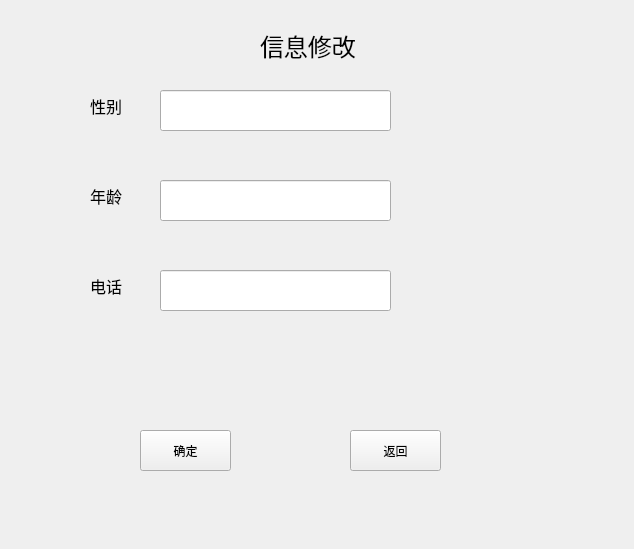
Before: the Qt Designer form medical_client/patient_individualinfo.ui in Gray7118/SMS-Smart_Medical_System, drawn with Qt 5.
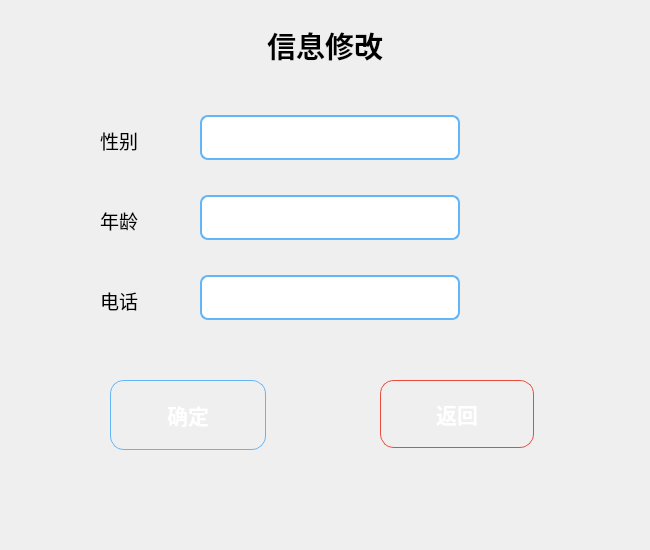
After: the same form once the commit is applied.

What changed in the file:
```diff
--- a/medical_client/patient_individualinfo.ui
+++ b/medical_client/patient_individualinfo.ui
@@ -6,140 +6,183 @@
    <rect>
     <x>0</x>
     <y>0</y>
-    <width>634</width>
-    <height>549</height>
+    <width>650</width>
+    <height>550</height>
    </rect>
   </property>
   <property name="windowTitle">
    <string>Form</string>
   </property>
+  <property name="styleSheet">
+   <string notr="true">
+    QWidget#patient_individualinfo {
+        background-color: qlineargradient(
+            x1:0, y1:0, x2:0, y2:1,
+            stop:0 #e3f2fd,
+            stop:1 #ffffff
+        );
+        font-family: "Microsoft YaHei";
+    }
+    QLineEdit {
+        border: 2px solid #64b5f6;
+        border-radius: 8px;
+        background-color: #ffffff;
+        padding-left: 8px;
+        font-size: 12pt;
+    }
+    /* 确定按钮蓝色渐变 */
+    #patient_info_sure {
+        border-radius: 14px;
+        border: 1px solid #64b5f6;
+        color: #ffffff;
+        font-weight: bold;
+        font-size: 16pt;
+        background-color: qlineargradient(
+            x1:0, y1:0, x2:0, y2:1,
+            stop:0 #6ec6ff,
+            stop:1 #1e88e5
+        );
+        min-width: 154px;
+        min-height: 68px;
+    }
+    #patient_info_sure:hover {
+        background-color: qlineargradient(
+            x1:0, y1:0, x2:0, y2:1,
+            stop:0 #81d4fa,
+            stop:1 #1976d2
+        );
+    }
+    #patient_info_sure:pressed {
+        background-color: qlineargradient(
+            x1:0, y1:0, x2:0, y2:1,
+            stop:0 #1e88e5,
+            stop:1 #1565c0
+        );
+    }
+    /* 返回按钮红色渐变 */
+    #patient_info_return {
+        border-radius: 14px;
+        border: 1px solid #e74c3c;
+        color: #ffffff;
+        font-weight: bold;
+        font-size: 16pt;
+        background-color: qlineargradient(
+            x1:0, y1:0, x2:0, y2:1,
+            stop:0 #ff7f7f,
+            stop:1 #e53935
+        );
+    }
+    #patient_info_return:hover {
+        background-color: qlineargradient(
+            x1:0, y1:0, x2:0, y2:1,
+            stop:0 #ff8a80,
+            stop:1 #f44336
+        );
+    }
+    #patient_info_return:pressed {
+        background-color: qlineargradient(
+            x1:0, y1:0, x2:0, y2:1,
+            stop:0 #e53935,
+            stop:1 #c62828
+        );
+    }
+   </string>
+  </property>
+
+  <!-- 顶部标题 -->
   <widget class="QLabel" name="info_change">
    <property name="geometry">
     <rect>
-     <x>260</x>
+     <x>210</x>
      <y>20</y>
-     <width>151</width>
+     <width>230</width>
      <height>51</height>
     </rect>
    </property>
    <property name="font">
     <font>
-     <pointsize>18</pointsize>
+     <pointsize>22</pointsize>
+     <weight>75</weight>
+     <bold>true</bold>
     </font>
    </property>
+   <property name="alignment">
+    <set>Qt::AlignHCenter|Qt::AlignVCenter</set>
+   </property>
    <property name="text">
     <string>信息修改</string>
    </property>
   </widget>
+
+<!-- 表单布局优化 -->
+<widget class="QLabel" name="gender_label">
+ <property name="geometry">
+  <rect><x>100</x><y>120</y><width>80</width><height>40</height></rect>
+ </property>
+ <property name="text">
+  <string>性别</string>
+ </property>
+ <property name="font">
+  <font><pointsize>14</pointsize></font>
+ </property>
+</widget>
+<widget class="QLineEdit" name="gender">
+ <property name="geometry">
+  <rect><x>200</x><y>115</y><width>260</width><height>45</height></rect>
+ </property>
+ <property name="font">
+  <font><pointsize>12</pointsize></font>
+ </property>
+</widget>
+
+<widget class="QLabel" name="age_label">
+ <property name="geometry">
+  <rect><x>100</x><y>200</y><width>80</width><height>40</height></rect>
+ </property>
+ <property name="text">
+  <string>年龄</string>
+ </property>
+ <property name="font">
+  <font><pointsize>14</pointsize></font>
+ </property>
+</widget>
+<widget class="QLineEdit" name="age">
+ <property name="geometry">
+  <rect><x>200</x><y>195</y><width>260</width><height>45</height></rect>
+ </property>
+ <property name="font">
+  <font><pointsize>12</pointsize></font>
+ </property>
+</widget>
+
+<widget class="QLabel" name="phone_label">
+ <property name="geometry">
+  <rect><x>100</x><y>280</y><width>80</width><height>40</height></rect>
+ </property>
+ <property name="text">
+  <string>电话</string>
+ </property>
+ <property name="font">
+  <font><pointsize>14</pointsize></font>
+ </property>
+</widget>
+<widget class="QLineEdit" name="phonenumber">
+ <property name="geometry">
+  <rect><x>200</x><y>275</y><width>260</width><height>45</height></rect>
+ </property>
+ <property name="font">
+  <font><pointsize>12</pointsize></font>
+ </property>
+</widget>
+
+  <!-- 底部按钮 -->
   <widget class="QPushButton" name="patient_info_sure">
-   <property name="geometry">
-    <rect>
-     <x>140</x>
-     <y>430</y>
-     <width>91</width>
-     <height>41</height>
-    </rect>
-   </property>
-   <property name="text">
-    <string>确定</string>
-   </property>
+   <property name="geometry"><rect><x>110</x><y>380</y><width>154</width><height>68</height></rect></property>
+   <property name="text"><string>确定</string></property>
   </widget>
   <widget class="QPushButton" name="patient_info_return">
-   <property name="geometry">
-    <rect>
-     <x>350</x>
-     <y>430</y>
-     <width>91</width>
-     <height>41</height>
-    </rect>
-   </property>
-   <property name="text">
-    <string>返回</string>
-   </property>
-  </widget>
-  <widget class="QLabel" name="gender_label">
-   <property name="geometry">
-    <rect>
-     <x>90</x>
-     <y>80</y>
-     <width>71</width>
-     <height>51</height>
-    </rect>
-   </property>
-   <property name="font">
-    <font>
-     <pointsize>12</pointsize>
-    </font>
-   </property>
-   <property name="text">
-    <string>性别</string>
-   </property>
-  </widget>
-  <widget class="QLineEdit" name="gender">
-   <property name="geometry">
-    <rect>
-     <x>160</x>
-     <y>90</y>
-     <width>231</width>
-     <height>41</height>
-    </rect>
-   </property>
-  </widget>
-  <widget class="QLabel" name="age_label">
-   <property name="geometry">
-    <rect>
-     <x>90</x>
-     <y>180</y>
-     <width>51</width>
-     <height>31</height>
-    </rect>
-   </property>
-   <property name="font">
-    <font>
-     <pointsize>12</pointsize>
-    </font>
-   </property>
-   <property name="text">
-    <string>年龄</string>
-   </property>
-  </widget>
-  <widget class="QLabel" name="phone_label">
-   <property name="geometry">
-    <rect>
-     <x>90</x>
-     <y>270</y>
-     <width>61</width>
-     <height>31</height>
-    </rect>
-   </property>
-   <property name="font">
-    <font>
-     <pointsize>12</pointsize>
-    </font>
-   </property>
-   <property name="text">
-    <string>电话</string>
-   </property>
-  </widget>
-  <widget class="QLineEdit" name="phonenumber">
-   <property name="geometry">
-    <rect>
-     <x>160</x>
-     <y>270</y>
-     <width>231</width>
-     <height>41</height>
-    </rect>
-   </property>
-  </widget>
-  <widget class="QLineEdit" name="age">
-   <property name="geometry">
-    <rect>
-     <x>160</x>
-     <y>180</y>
-     <width>231</width>
-     <height>41</height>
-    </rect>
-   </property>
+   <property name="geometry"><rect><x>380</x><y>380</y><width>154</width><height>68</height></rect></property>
+   <property name="text"><string>返回</string></property>
   </widget>
  </widget>
  <resources/>
```
Left out of the diff: 2 changed lines with no effect on the pictures.
